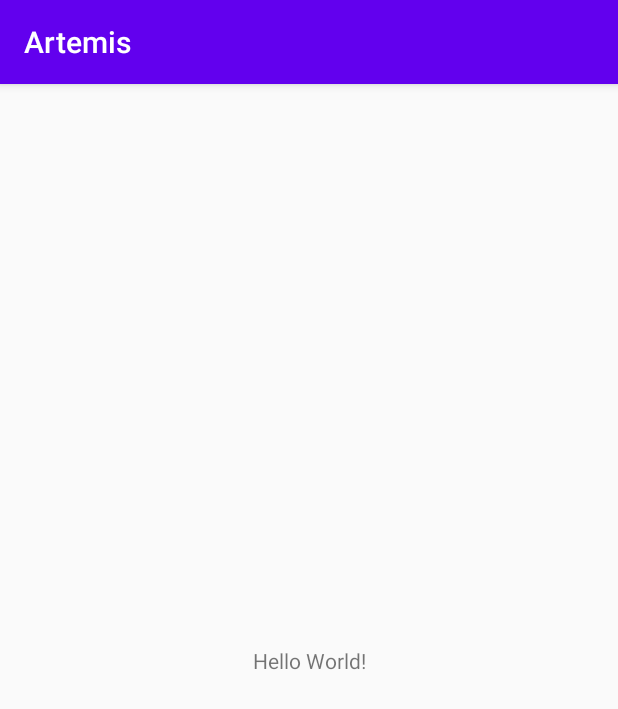
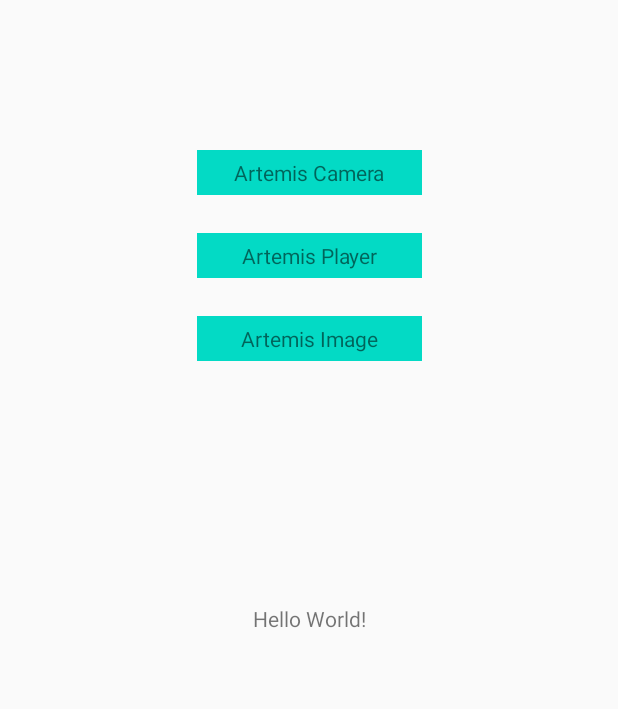
Before and after one commit to xrealm/Artemis, an Android app: the screen it shows after launch (MainActivity), on a phone screen of 412 x 824 dp. Shown: the top 709 px of the screen. Run offline under Robolectric (Android 15) with nearby library versions, the phone set to English and light mode, and no system bars; 2 statements that could not run were skipped.

Commit message:
feat(image): image process

```diff
--- a/app/build.gradle
+++ b/app/build.gradle
@@ -53,5 +53,7 @@ dependencies {
     androidTestImplementation 'androidx.test.espresso:espresso-core:3.2.0'
 
     implementation project(':media:player')
+    implementation project(':media:camera')
+    implementation project(':media:imageprocess')
 
 }
--- a/app/src/main/java/com/master/artemis/MainActivity.java
+++ b/app/src/main/java/com/master/artemis/MainActivity.java
@@ -1,13 +1,20 @@
 package com.master.artemis;
 
+import androidx.annotation.NonNull;
 import androidx.appcompat.app.AppCompatActivity;
+import androidx.core.app.ActivityCompat;
 
+import android.Manifest;
 import android.content.Intent;
+import android.content.pm.PackageManager;
 import android.os.Bundle;
 import android.view.View;
 import android.widget.TextView;
+import android.widget.Toast;
 
 public class MainActivity extends AppCompatActivity {
+
+    private static final int PERMISSION_REQ_ALL = 10000;
 
     // Used to load the 'native-lib' library on application startup.
     static {
@@ -30,6 +37,57 @@ public class MainActivity extends AppCompatActivity {
                 startActivity(intent);
             }
         });
+
+        findViewById(R.id.tv_player_preview).setOnClickListener(new View.OnClickListener() {
+            @Override
+            public void onClick(View v) {
+                Intent intent = new Intent(MainActivity.this, VideoTestActivity.class);
+                startActivity(intent);
+            }
+        });
+
+        findViewById(R.id.tv_image_preview).setOnClickListener(new View.OnClickListener() {
+            @Override
+            public void onClick(View v) {
+                Intent intent = new Intent(MainActivity.this, ImageGLActivity.class);
+                startActivity(intent);
+            }
+        });
+
+        requestAppPermission();
+    }
+
+    @Override
+    public void onRequestPermissionsResult(int requestCode, @NonNull String[] permissions, @NonNull int[] grantResults) {
+        super.onRequestPermissionsResult(requestCode, permissions, grantResults);
+        if (requestCode == PERMISSION_REQ_ALL) {
+            boolean success = permissions.length == 0 || verifyPermissions(grantResults);
+            if (success) {
+
+            } else {
+                Toast.makeText(this, "缺少权限无法正常使用", Toast.LENGTH_SHORT).show();
+                finish();
+            }
+        }
+    }
+
+    private boolean verifyPermissions(int[] grantResults) {
+        for (int result : grantResults) {
+            if (result != PackageManager.PERMISSION_GRANTED) {
+                return false;
+            }
+        }
+        return true;
+    }
+
+    private void requestAppPermission() {
+        String[] permissions = new String[]{
+                Manifest.permission.READ_EXTERNAL_STORAGE,
+                Manifest.permission.WRITE_EXTERNAL_STORAGE,
+                android.Manifest.permission.CAMERA,
+                Manifest.permission.RECORD_AUDIO,
+        };
+        ActivityCompat.requestPermissions(this, permissions, PERMISSION_REQ_ALL);
     }
 
     /**
--- a/app/src/main/res/layout/activity_main.xml
+++ b/app/src/main/res/layout/activity_main.xml
@@ -16,4 +16,44 @@
         app:layout_constraintRight_toRightOf="parent"
         app:layout_constraintTop_toTopOf="parent" />
 
+    <TextView
+        android:id="@+id/tv_camera_preview"
+        android:layout_width="150dp"
+        android:layout_height="wrap_content"
+        android:layout_marginTop="100dp"
+        android:background="@color/colorAccent"
+        android:gravity="center"
+        android:padding="5dp"
+        android:text="Artemis Camera"
+        app:layout_constraintTop_toTopOf="parent"
+        app:layout_constraintLeft_toLeftOf="parent"
+        app:layout_constraintRight_toRightOf="parent"
+        app:layout_constraintTop_toBottomOf="@+id/sample_text" />
+
+    <TextView
+        android:id="@+id/tv_player_preview"
+        android:layout_width="150dp"
+        android:layout_height="wrap_content"
+        android:layout_marginTop="25dp"
+        android:background="@color/colorAccent"
+        android:gravity="center"
+        android:padding="5dp"
+        android:text="Artemis Player"
+        app:layout_constraintLeft_toLeftOf="parent"
+        app:layout_constraintRight_toRightOf="parent"
+        app:layout_constraintTop_toBottomOf="@+id/tv_camera_preview" />
+
+    <TextView
+        android:id="@+id/tv_image_preview"
+        android:layout_width="150dp"
+        android:layout_height="wrap_content"
+        android:layout_marginTop="25dp"
+        android:background="@color/colorAccent"
+        android:gravity="center"
+        android:padding="5dp"
+        android:text="Artemis Image"
+        app:layout_constraintLeft_toLeftOf="parent"
+        app:layout_constraintRight_toRightOf="parent"
+        app:layout_constraintTop_toBottomOf="@+id/tv_player_preview" />
+
 </androidx.constraintlayout.widget.ConstraintLayout>
--- a/app/src/main/res/values/styles.xml
+++ b/app/src/main/res/values/styles.xml
@@ -1,7 +1,7 @@
 <resources>
 
     <!-- Base application theme. -->
-    <style name="AppTheme" parent="Theme.AppCompat.Light.DarkActionBar">
+    <style name="AppTheme" parent="Theme.AppCompat.Light.NoActionBar">
         <!-- Customize your theme here. -->
         <item name="colorPrimary">@color/colorPrimary</item>
         <item name="colorPrimaryDark">@color/colorPrimaryDark</item>
--- /dev/null
+++ b/media/imageprocess/src/main/AndroidManifest.xml
@@ -0,0 +1,5 @@
+<?xml version="1.0" encoding="utf-8"?>
+<manifest xmlns:android="http://schemas.android.com/apk/res/android"
+    package="com.artemis.imageprocess">
+
+</manifest>
--- a/settings.gradle
+++ b/settings.gradle
@@ -1,4 +1,5 @@
 rootProject.name='Artemis'
 include ':app'
+include ':media:imageprocess'
 include ':media:player'
 include ':media:playercore'
```
Also changed, not shown: app/src/main/AndroidManifest.xml (+20 -2 lines), app/src/main/java/com/master/artemis/ImageGLActivity.java (added, +37 -0 lines), app/src/main/res/layout/activity_image_preview.xml (added, +14 -0 lines), media/imageprocess/build.gradle (added, +38 -0 lines), media/imageprocess/src/main/java/com/artemis/imageprocess/ImagePreviewer.java (added, +52 -0 lines), media/imageprocess/src/main/res/mipmap-xxhdpi/test_texture.jpg (added), 5 other files.
